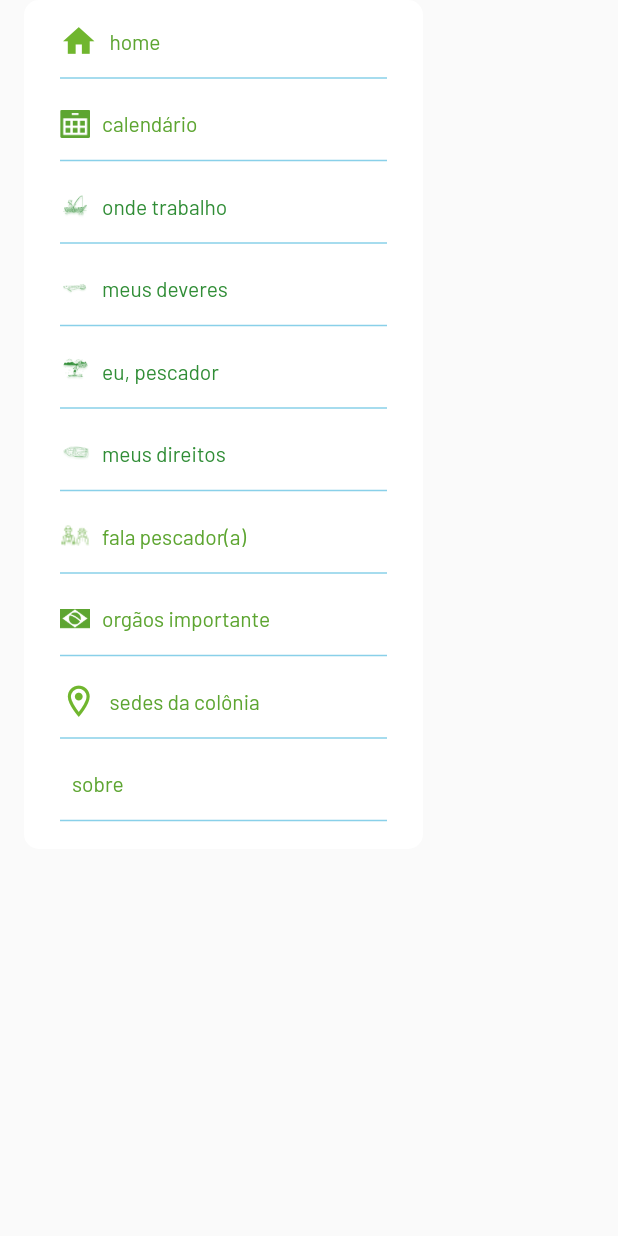
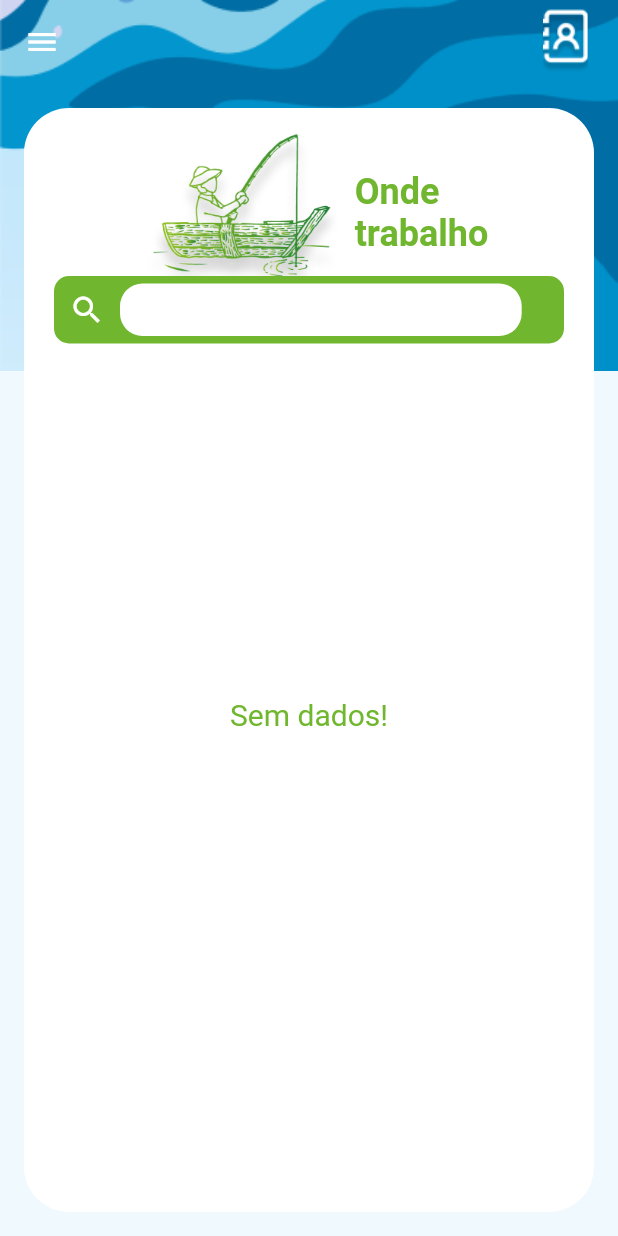
Before and after one commit to resilvajr1610/pescador, a Flutter app: the DrawerCustom widget shown alone on an empty page, opened directly, after a tap on "onde trabalho", on a phone screen of 412 x 824 dp. Run offline on Flutter 3.47's test engine with Material 2 defaults, Android fonts, the light colour scheme and no system bars; our stand-ins replace auto_size_text, cloud_firestore, firebase_core; accounts and stored records are empty.

Commit message:
Criada o layout da tela Onde Trabalho, conectada com o firebase e com o filtro das perguntas.

```diff
--- a/lib/utils/export.dart
+++ b/lib/utils/export.dart
@@ -5,6 +5,7 @@ export 'dart:async';
 export '../views/splash_screen.dart';
 export '../views/home_screen.dart';
 export '../views/fala_pescador_screen.dart';
+export '../views/onde_trabalho_screen.dart';
 
 export '../utils/routes.dart';
 export '../utils/palette_color.dart';
--- a/lib/utils/routes.dart
+++ b/lib/utils/routes.dart
@@ -15,6 +15,10 @@ class Routes{
         case "/fala" :
           return MaterialPageRoute(
               builder: (_) => FalaPescadorScreen()
+          );
+        case "/trabalho" :
+          return MaterialPageRoute(
+              builder: (_) => OndeTrabalhoScreen()
           );
         default :
           _erroRota();
--- a/lib/views/home_screen.dart
+++ b/lib/views/home_screen.dart
@@ -68,18 +68,22 @@ class _HomeScreenState extends State<HomeScreen> {
                   mainAxisAlignment: MainAxisAlignment.spaceEvenly,
                   children: [
                     ButtonCustomHomeWhite(
+                      onTap: ()=>Navigator.pushNamed(context, '/trabalho'),
                       title: 'Onde\ntrabalho',
                       image: 'assets/image/icon_work.png',
                     ),
                     ButtonCustomHomeWhite(
+                      onTap: (){},
                       title: 'Eu,\npescador',
                       image: 'assets/image/icon_fisherman.png',
                     ),
                     ButtonCustomHomeWhite(
+                      onTap: (){},
                       title: 'Meus\ndireitos',
                       image: 'assets/image/icon_boat.png',
                     ),
                     ButtonCustomHomeWhite(
+                      onTap: (){},
                       title: 'Meus\ndeveres',
                       image: 'assets/image/icon_duties.png',
                     ),
--- /dev/null
+++ b/lib/views/onde_trabalho_screen.dart
@@ -0,0 +1,206 @@
+import 'package:pescadorapp/views/showDialogAnswer.dart';
+
+import '../utils/export.dart';
+
+class OndeTrabalhoScreen extends StatefulWidget {
+  const OndeTrabalhoScreen({Key? key}) : super(key: key);
+
+  @override
+  _OndeTrabalhoScreenState createState() => _OndeTrabalhoScreenState();
+}
+
+class _OndeTrabalhoScreenState extends State<OndeTrabalhoScreen> {
+
+  final controller = TextEditingController();
+  FirebaseFirestore db = FirebaseFirestore.instance;
+  var _controllerData = StreamController<QuerySnapshot>.broadcast();
+  List _allResults = [];
+  List _resultsList = [];
+  Future? resultsLoaded;
+
+  _data() async {
+    var data = await db.collection("trabalho").get();
+
+    setState(() {
+      _allResults = data.docs;
+    });
+    resultSearchList();
+    return "complete";
+  }
+
+  _search() {
+    resultSearchList();
+  }
+
+  resultSearchList() {
+    var showResults = [];
+
+    if (controller.text != "") {
+      for (var items in _allResults) {
+        var brands = QuestionModel.fromSnapshot(items).question.toLowerCase();
+
+        if (brands.contains(controller.text.toLowerCase())) {
+          showResults.add(items);
+        }
+      }
+    } else {
+      showResults = List.from(_allResults);
+    }
+    setState(() {
+      _resultsList = showResults;
+    });
+  }
+
+  _showDialog(String answer) {
+    showDialog(
+        context: context,
+        builder: (context) {
+          return ShowDialogAnswer(
+            text: answer
+          );
+        });
+  }
+
+  @override
+  void initState() {
+    super.initState();
+    _data();
+    controller.addListener(_search);
+  }
+
+  @override
+  void dispose() {
+    super.dispose();
+    controller.removeListener(_search);
+    controller.dispose();
+  }
+
+  @override
+  void didChangeDependencies() {
+    super.didChangeDependencies();
+    resultsLoaded = _search();
+  }
+
+  @override
+  Widget build(BuildContext context) {
+
+    double width= MediaQuery.of(context).size.width;
+    double height= MediaQuery.of(context).size.height;
+
+    return Stack(
+      children: [
+        Container(color: PaletteColor.blueBackground,
+            height:height,
+            width: width),
+        Image.asset(
+          "assets/image/background_home.png",
+          alignment: Alignment.topCenter,
+          height: height*0.3,
+          width: width,
+          fit: BoxFit.fitWidth,
+        ),
+        Scaffold(
+          backgroundColor: Colors.transparent,
+          drawer: DrawerCustom(),
+          appBar: AppBar(
+            backgroundColor: Colors.transparent,
+            elevation: 0.0,
+            iconTheme: IconThemeData(color: PaletteColor.white),
+            actions: [
+              Padding(
+                padding: const EdgeInsets.symmetric(horizontal: 20),
+                child: Image.asset(
+                  "assets/image/icon_contacts.png",
+                  height: 30,
+                  width: 30,
+                  fit: BoxFit.cover,
+                ),
+              ),
+            ],
+          ),
+          body: Container(
+            width: double.infinity,
+            margin: EdgeInsets.all(16),
+            decoration: BoxDecoration(
+              color: PaletteColor.white,
+              borderRadius: BorderRadius.circular(30)
+            ),
+            child: ListView(
+              children: [
+                Stack(
+                  children: [
+                    Padding(
+                      padding: EdgeInsets.symmetric(horizontal: 25),
+                      child: Row(
+                        mainAxisAlignment: MainAxisAlignment.center,
+                        children: [
+                          Image.asset( "assets/image/icon_work.png",width: 150),
+                          Text('Onde\ntrabalho',
+                            style: TextStyle(
+                                color: PaletteColor.searchGreen,
+                                fontSize: 24,
+                                fontWeight: FontWeight.w600
+                            )
+                          )
+                        ],
+                      )
+                    ),
+                    Padding(
+                      padding: const EdgeInsets.only(top: 112),
+                      child: InputSearch(
+                        hint: "",
+                        controller: controller,
+                        width: width*0.65,
+                      ),
+                    ),
+                  ],
+                ),
+                Container(
+                  height: height * 0.6,
+                  child: StreamBuilder(
+                    stream: _controllerData.stream,
+                    builder: (context, snapshot) {
+                      if(snapshot.hasError)
+                        return Text("Erro ao carregar dados!");
+
+                      switch (snapshot.connectionState) {
+                        case ConnectionState.none:
+                        case ConnectionState.active:
+                        case ConnectionState.waiting:
+                        case ConnectionState.done:
+                          if (_resultsList.length == 0) {
+                            return Center(
+                                child: Text('Sem dados!', style: TextStyle(
+                                    color: PaletteColor.searchGreen,
+                                    fontSize: 20),)
+                            );
+                          } else {
+                            return ListView.builder(
+                                itemCount: _resultsList.length,
+                                itemBuilder: (BuildContext context, index) {
+                                  DocumentSnapshot item = _resultsList[index];
+
+                                  String id = item["id"];
+                                  String question = item["pergunta"];
+                                  String answer = item["resposta"];
+
+                                  return GestureDetector(
+                                    onTap:()=> _showDialog(answer),
+                                    child: ButtonCustomQuestion(
+                                      question: question,
+                                    ),
+                                  );
+                                });
+                          }
+                      }
+                    },
+                  ),
+                ),
+              ],
+            ),
+          ),
+        ),
+      ],
+    );
+  }
+}
--- a/lib/views/showDialogAnswer.dart
+++ b/lib/views/showDialogAnswer.dart
@@ -11,11 +11,13 @@ class ShowDialogAnswer extends StatelessWidget {
   @override
   Widget build(BuildContext context) {
     return AlertDialog(
-      content: Container(
-        padding: EdgeInsets.all(8),
-        child: Text(text,
-            style: TextStyle(color: PaletteColor.blueTitle)
-        )
+      content: SingleChildScrollView(
+        child: Container(
+          padding: EdgeInsets.all(8),
+          child: Text(text,
+              style: TextStyle(color: PaletteColor.blueTitle)
+          )
+        ),
       ),
       contentPadding: EdgeInsets.symmetric(horizontal: 16,vertical: 10),
       actions: [
--- a/lib/widgets/button_custom_home_white.dart
+++ b/lib/widgets/button_custom_home_white.dart
@@ -3,12 +3,15 @@ import '../utils/export.dart';
 class ButtonCustomHomeWhite extends StatelessWidget {
   final title;
   final image;
+  final onTap;
 
-  ButtonCustomHomeWhite({required this.title, required this.image});
+  ButtonCustomHomeWhite({required this.title, required this.image,required this.onTap});
 
   @override
   Widget build(BuildContext context) {
-    return Column(
+    return GestureDetector(
+      onTap: onTap,
+      child: Column(
         children: [
           Card(
             elevation:3,
@@ -30,6 +33,7 @@ class ButtonCustomHomeWhite extends StatelessWidget {
             ),
           )
         ],
+      ),
     );
   }
 }
--- a/lib/widgets/drawer_custom.dart
+++ b/lib/widgets/drawer_custom.dart
@@ -33,7 +33,7 @@ class DrawerCustom extends StatelessWidget {
               sizeIcon: 0.0,
             ),
             TitleDrawer(
-                onTap: (){},
+                onTap: ()=>Navigator.pushNamed(context, '/trabalho'),
                 title: 'onde trabalho',
                 image: 'assets/image/icon_work.png',
                 icon: Icons.calendar_today,
```
Lines whose indentation alone changed are shown as unchanged.
